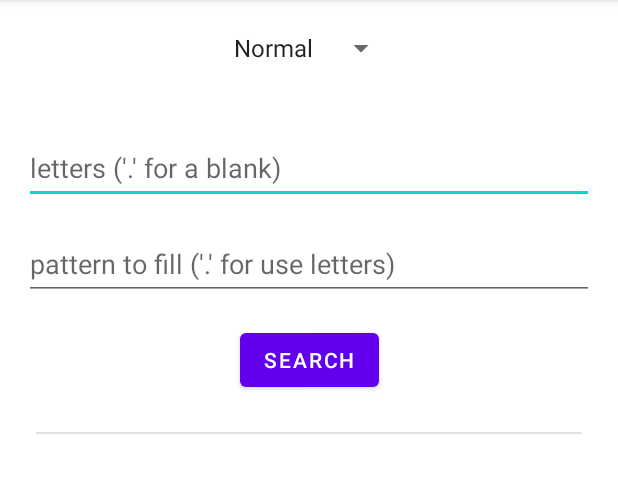
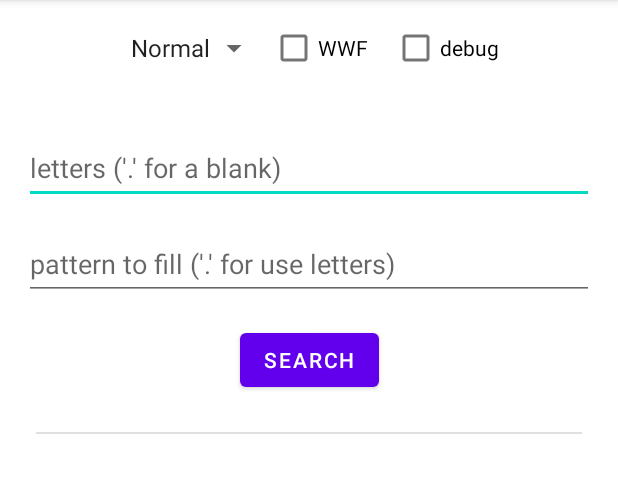
Before and after one commit to rick-kilgore/wordfinderapp, an Android app: the screen it shows after launch (MainActivity), on a phone screen of 412 x 824 dp, the part 84-577 px from its top. Run offline under Robolectric (Android 15) with nearby library versions, the phone set to English and light mode, and no system bars.

Commit message:
add wwf and debug checkboxes

```diff
--- a/java/app/src/main/java/org/rkilgore/wordfinderapp/MainActivity.java
+++ b/java/app/src/main/java/org/rkilgore/wordfinderapp/MainActivity.java
@@ -13,6 +13,7 @@ import android.view.View;
 import android.view.inputmethod.InputMethodManager;
 import android.widget.AdapterView;
 import android.widget.ArrayAdapter;
+import android.widget.CheckBox;
 import android.widget.EditText;
 import android.widget.ProgressBar;
 import android.widget.Spinner;
@@ -26,6 +27,18 @@ import java.io.IOException;
 import java.util.*;
 
 public class MainActivity extends AppCompatActivity implements View.OnKeyListener, AdapterView.OnItemSelectedListener {
+
+    private boolean useWwf;
+    private boolean debug;
+    private WordFinder wf;
+    private WordFinder wwf;
+    private Mode mode;
+
+
+    public MainActivity() {
+      this.useWwf = false;
+      this.debug = false;
+    }
 
     @Override
     protected void onCreate(Bundle savedInstanceState) {
@@ -52,13 +65,22 @@ public class MainActivity extends AppCompatActivity implements View.OnKeyListene
         lettersText.requestFocus();
 
         Scanner wordsFile = null;
-        boolean wwf = true;
         try {
-            wordsFile = new Scanner(getAssets().open(wwf ? "wwf.txt" : "scrabble_words.txt"));
-            this.wf = new WordFinder(wordsFile, wwf);
+            this.wf = new WordFinder(new Scanner(getAssets().open("scrabble_words.txt")), false);
+            this.wwf = new WordFinder(new Scanner(getAssets().open("wwf.txt")), true);
         } catch (IOException e) {
             e.printStackTrace();
         }
+    }
+
+    public void onWwfClicked(View view) {
+      final CheckBox cb = (CheckBox) view;
+      this.useWwf = cb.isChecked();
+    }
+
+    public void onDebugClicked(View view) {
+      final CheckBox cb = (CheckBox) view;
+      this.debug = cb.isChecked();
     }
 
     public void sendMessage(View view) {
@@ -97,11 +119,12 @@ public class MainActivity extends AppCompatActivity implements View.OnKeyListene
 
         ProgressBar spinner = findViewById(R.id.progressBar);
         spinner.setVisibility(View.VISIBLE);
+        final WordFinder wf = this.useWwf ? this.wwf : this.wf;
+        wf.setDebug(this.debug);
 
         Thread thread = new Thread() {
           public void run() {
-            Map<String, WordInfo> map
-                = MainActivity.this.wf.findWords(MainActivity.this.mode, letters, pattern);
+            Map<String, WordInfo> map = wf.findWords(MainActivity.this.mode, letters, pattern);
 
             List<String> words = new ArrayList<>(map.keySet());
             Collections.sort(words, (String a, String b) -> {
@@ -150,9 +173,6 @@ public class MainActivity extends AppCompatActivity implements View.OnKeyListene
       return true;
     }
 
-    private WordFinder wf;
-    private Mode mode;
-
     @Override
     public void onItemSelected(AdapterView<?> adapterView, View view, int i, long l) {
         String selected = ((String) adapterView.getItemAtPosition(i)).toLowerCase(Locale.ROOT);
--- a/java/app/src/main/res/layout/activity_main.xml
+++ b/java/app/src/main/res/layout/activity_main.xml
@@ -6,16 +6,42 @@
     android:layout_height="match_parent"
     tools:context=".MainActivity">
 
+    <LinearLayout xmlns:android="http://schemas.android.com/apk/res/android"
+      android:id="@+id/toprow"
+      android:orientation="horizontal"
+      android:layout_width="fill_parent"
+      android:layout_height="wrap_content"
+      android:paddingLeft="24dp"
+      android:paddingRight="24dp"
+      android:gravity="center">
+
       <Spinner
           android:id="@+id/modes_pulldown"
           android:layout_width="wrap_content"
           android:layout_height="wrap_content"
           android:layout_marginBottom="20dp"
           android:layout_marginTop="20dp"
+          android:paddingLeft="16dp"
+          android:paddingRight="16dp"
           app:layout_constraintBottom_toTopOf="@+id/lettersText"
           app:layout_constraintEnd_toEndOf="parent"
           app:layout_constraintStart_toStartOf="parent"
           app:layout_constraintTop_toTopOf="parent" />
+
+      <CheckBox android:id="@+id/cb_wwf"
+          android:layout_width="wrap_content"
+          android:layout_height="wrap_content"
+          android:paddingRight="16dp"
+          android:text="@string/wwf"
+          android:onClick="onWwfClicked"/>
+
+      <CheckBox android:id="@+id/cb_debug"
+          android:layout_width="wrap_content"
+          android:layout_height="wrap_content"
+          android:paddingRight="16dp"
+          android:text="@string/debug"
+          android:onClick="onDebugClicked"/>
+    </LinearLayout>
 
     <EditText
         android:id="@+id/lettersText"
@@ -37,7 +63,7 @@
         app:layout_constraintEnd_toEndOf="parent"
         app:layout_constraintHorizontal_bias="0.5"
         app:layout_constraintStart_toStartOf="parent"
-        app:layout_constraintTop_toBottomOf="@+id/modes_pulldown" />
+        app:layout_constraintTop_toBottomOf="@+id/toprow" />
 
     <EditText
         android:id="@+id/patternText"
--- a/java/app/src/main/res/values/strings.xml
+++ b/java/app/src/main/res/values/strings.xml
@@ -8,4 +8,6 @@
         <item>Over</item>
         <item>Under</item>
     </string-array>
+    <string name="wwf">WWF</string>
+    <string name="debug">debug</string>
 </resources>
--- a/java/build.gradle
+++ b/java/build.gradle
@@ -5,7 +5,7 @@ buildscript {
         mavenCentral()
     }
     dependencies {
-        classpath "com.android.tools.build:gradle:7.0.3"
+        classpath 'com.android.tools.build:gradle:7.1.3'
 
         // NOTE: Do not place your application dependencies here; they belong
         // in the individual module build.gradle files
```
Also changed, not shown: java/wordfinder/src/main/java/org/rkilgore/wordfinder/WordFinder.java (+10 -3 lines), java/gradle/wrapper/gradle-wrapper.properties. Lines whose indentation alone changed are shown as unchanged.
